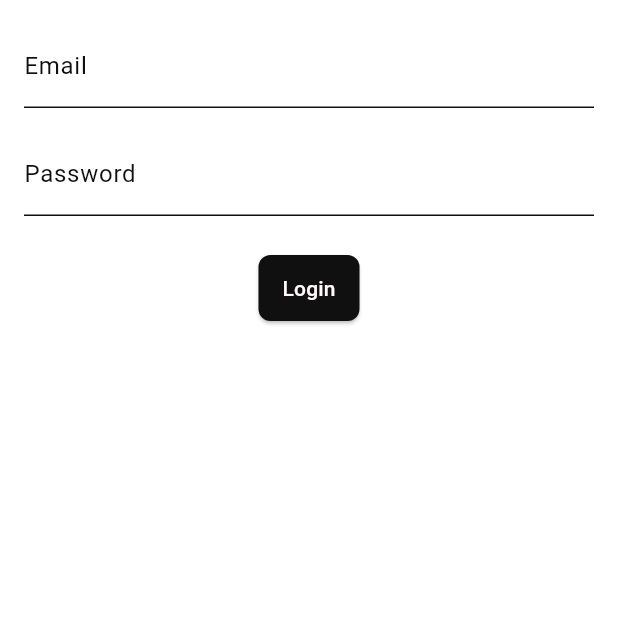
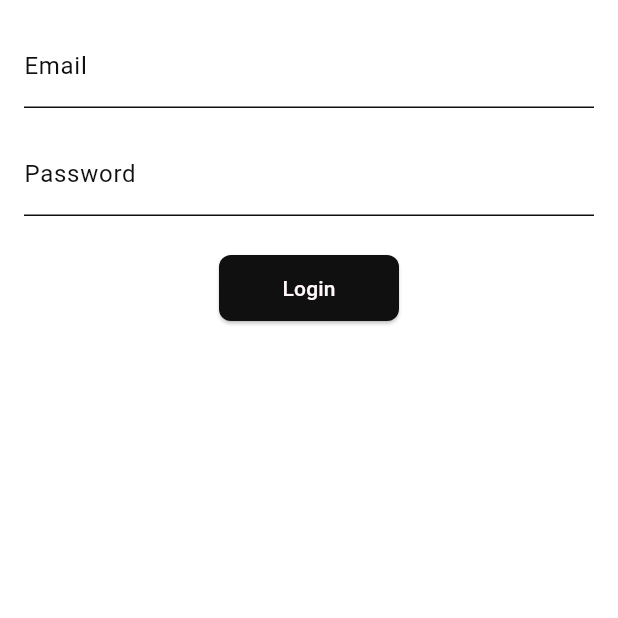
Before and after one commit to ozerikoz/teste-lisa-it, a Flutter app: the screen it shows after launch, on a phone screen of 412 x 824 dp, the top half of it. Run offline on Flutter 3.47's test engine with Material 3 defaults, Android fonts, the phone set to English and light mode, and no system bars; our stand-ins replace cloud_firestore, dio, equatable, firebase_auth, firebase_core, flutter_bloc and 1 more; accounts and stored records are empty; generated files the repository leaves out were written again.

Commit message:
style: enhance login button style

```diff
--- a/lib/presentation/auth/login/pages/login_page.dart
+++ b/lib/presentation/auth/login/pages/login_page.dart
@@ -75,7 +75,9 @@ class LoginPage extends StatelessWidget {
                   const SizedBox(height: 24),
                   BlocBuilder<LoginBloc, LoginState>(
                     builder: (context, state) {
-                      return ElevatedButton(
+                      return SizedBox(
+                        width: 120,
+                        child: ElevatedButton(
                           onPressed: state.status == LoginStatus.loading
                               ? null
                               : () {
@@ -89,8 +91,15 @@ class LoginPage extends StatelessWidget {
                                   }
                                 },
                           child: state.status == LoginStatus.loading
-                            ? const CircularProgressIndicator()
+                              ? SizedBox(
+                                  width: 24,
+                                  height: 24,
+                                  child: CircularProgressIndicator(
+                                    color: Theme.of(context).primaryColor,
+                                  ),
+                                )
                               : const Text("Login"),
+                        ),
                       );
                     },
                   ),
```
Lines whose indentation alone changed are shown as unchanged.
